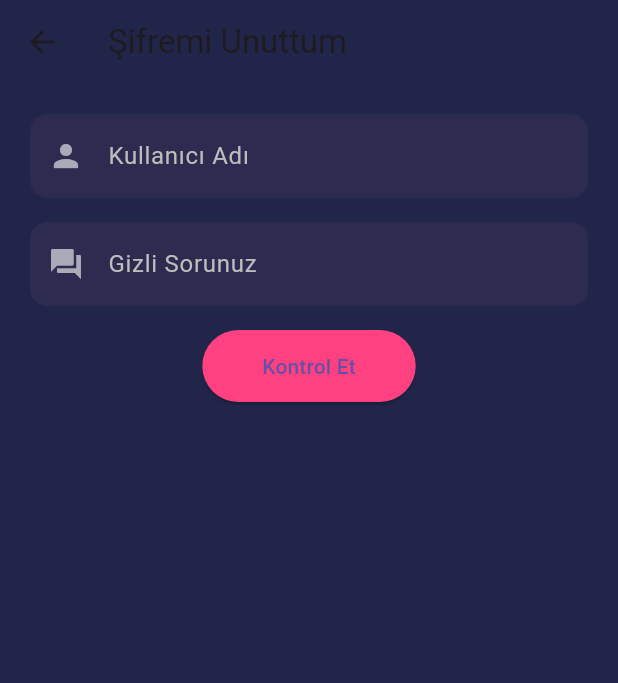
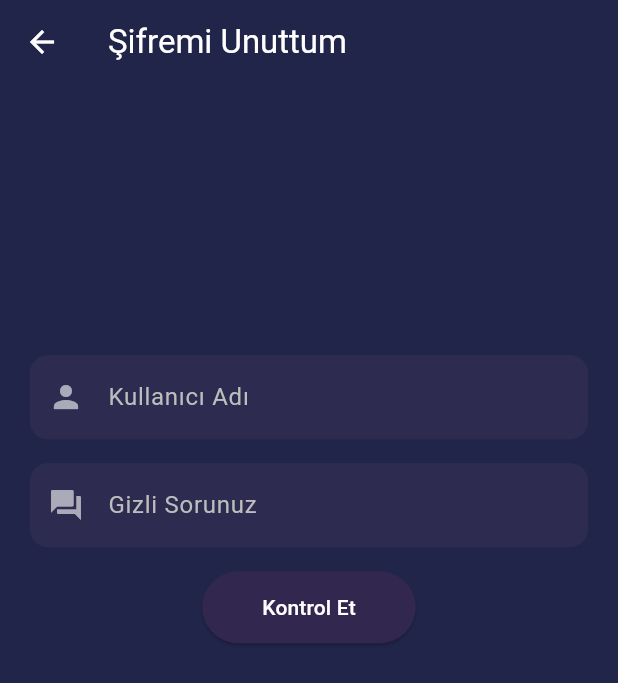
Before and after one commit to TolgaAydac/budget_tracker, a Flutter app: the SifremiUnuttumSayfasi screen opened directly, on a phone screen of 412 x 824 dp. Shown: the top 683 px of the screen. Run offline on Flutter 3.47's test engine with Material 3 defaults, Android fonts, the phone set to English and light mode, and no system bars; our stand-ins replace sqflite; accounts and stored records are empty.

Commit message:
Şifremi unuttum sayfası tasarımı güncellendi ve anasayfaya çıkış butonu eklendi.

```diff
--- a/gelir_gider/lib/SifremiUnuttum_Sayfasi.dart
+++ b/gelir_gider/lib/SifremiUnuttum_Sayfasi.dart
@@ -75,11 +75,33 @@ class _SifremiUnuttumSayfasiState extends State<SifremiUnuttumSayfasi> {
       backgroundColor: Color(0xFF21254A),
       appBar: AppBar(
         backgroundColor: Color(0xFF21254A),
-        title: Text("Şifremi Unuttum"),
+        leading: IconButton(
+          icon: Icon(Icons.arrow_back, color: Colors.white),
+          onPressed: () {
+            Navigator.pop(context);
+          },
         ),
-      body: SingleChildScrollView(
+        title: Text("Şifremi Unuttum", style: TextStyle(color: Colors.white)),
+      ),
+      body: Stack(
+        children: [
+          Align(
+            alignment: Alignment.bottomCenter,
+            child: Transform.rotate(
+              angle: 3.14,
+              child: Image.asset(
+                "resimler/topImage.png",
+                width: double.infinity,
+                fit: BoxFit.cover,
+              ),
+            ),
+          ),
+          Align(
+            alignment: Alignment(0, -0.4),
+            child: SingleChildScrollView(
               padding: EdgeInsets.all(20),
               child: Column(
+                mainAxisSize: MainAxisSize.min,
                 children: [
                   _buildTextField(
                     "Kullanıcı Adı",
@@ -95,10 +117,16 @@ class _SifremiUnuttumSayfasiState extends State<SifremiUnuttumSayfasi> {
                   SizedBox(height: 16),
                   ElevatedButton(
                     onPressed: _kontrolEt,
-              child: Text("Kontrol Et"),
+                    child: Text(
+                      "Kontrol Et",
+                      style: TextStyle(color: Colors.white),
+                    ),
                     style: ElevatedButton.styleFrom(
-                backgroundColor: Colors.pinkAccent,
-                padding: EdgeInsets.symmetric(horizontal: 40, vertical: 14),
+                      backgroundColor: Color(0xff31274f),
+                      padding: EdgeInsets.symmetric(
+                        horizontal: 40,
+                        vertical: 14,
+                      ),
                       shape: RoundedRectangleBorder(
                         borderRadius: BorderRadius.circular(30),
                       ),
@@ -119,7 +147,10 @@ class _SifremiUnuttumSayfasiState extends State<SifremiUnuttumSayfasi> {
                       style: ElevatedButton.styleFrom(
                         backgroundColor: Colors.greenAccent,
                         foregroundColor: Colors.black,
-                  padding: EdgeInsets.symmetric(horizontal: 40, vertical: 14),
+                        padding: EdgeInsets.symmetric(
+                          horizontal: 40,
+                          vertical: 14,
+                        ),
                         shape: RoundedRectangleBorder(
                           borderRadius: BorderRadius.circular(30),
                         ),
@@ -128,6 +159,9 @@ class _SifremiUnuttumSayfasiState extends State<SifremiUnuttumSayfasi> {
                   ],
                 ],
               ),
+            ),
+          ),
+        ],
       ),
     );
   }
```
Also changed, not shown: gelir_gider/lib/AnaSayfa.dart (+50 -1 lines). Lines whose indentation alone changed are shown as unchanged.
